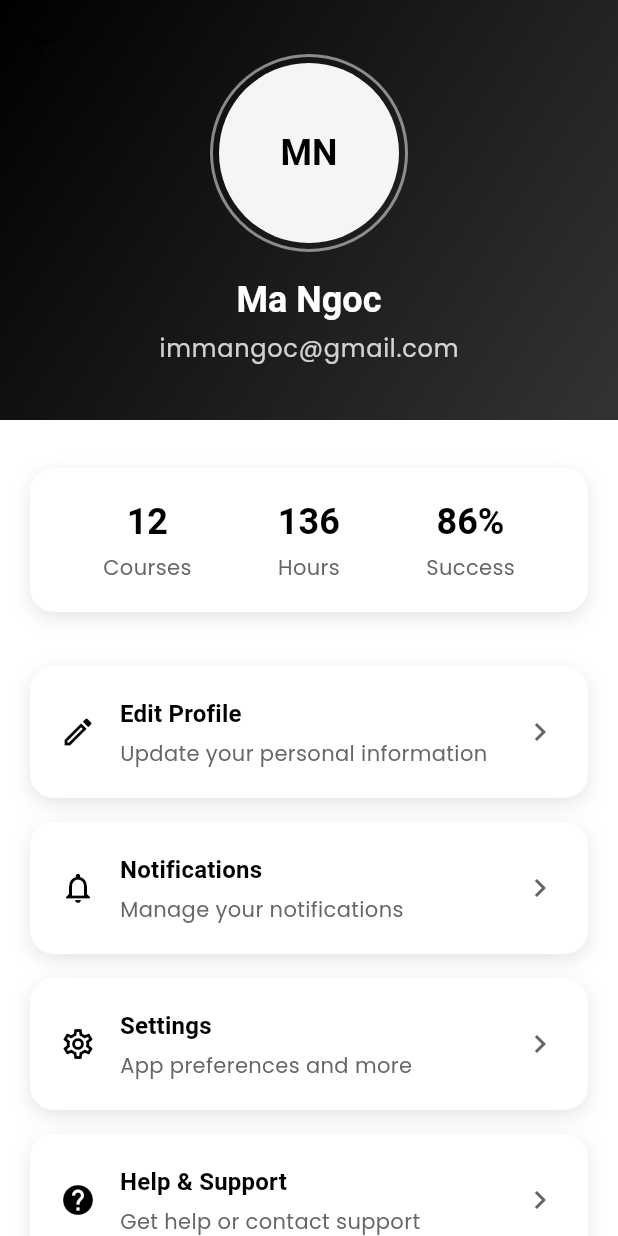
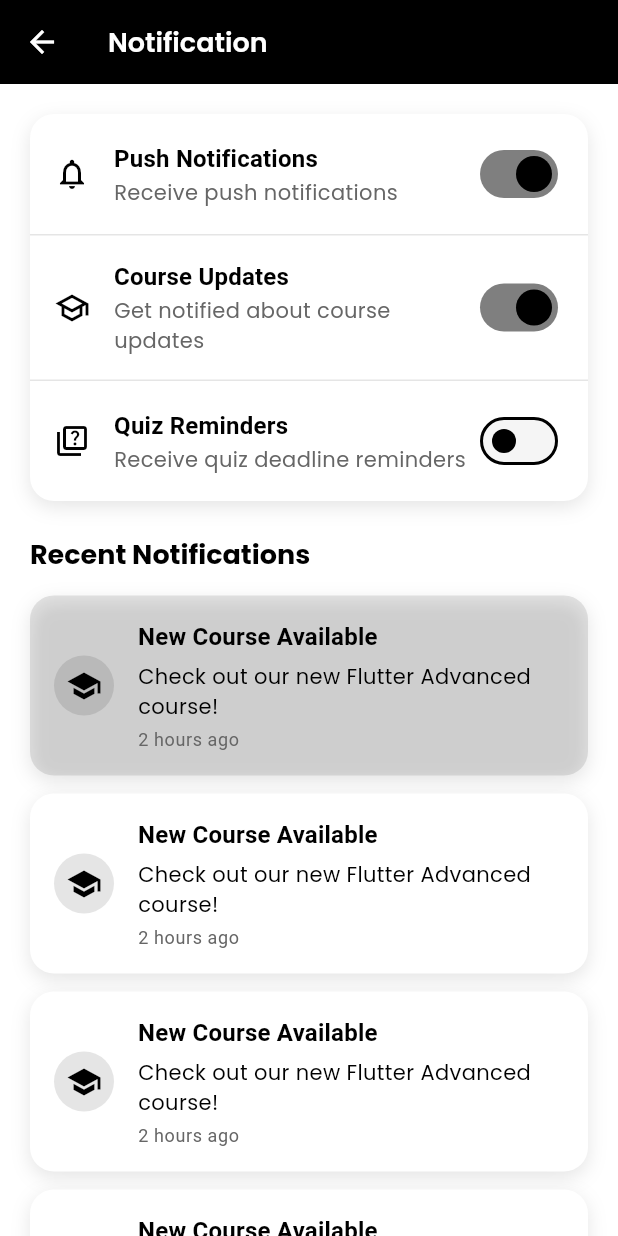
Before and after one commit to immangoc/flutter_elearning_app, a Flutter app: the ProfileScreen screen opened by its route, after a tap on "Notifications", on a phone screen of 412 x 824 dp. Run offline on Flutter 3.47's test engine with Material 3 defaults, Android fonts, the phone set to English and light mode, and no system bars; our stand-ins replace bloc, cached_network_image, chewie, equatable, flutter_bloc, get and 5 more; accounts and stored records are empty; network calls fail.

Commit message:
add notifications screen and related components

```diff
--- a/lib/routes/app_routes.dart
+++ b/lib/routes/app_routes.dart
@@ -12,6 +12,7 @@ import '../view/auth/login_screen.dart';
 import '../view/auth/register_screen.dart';
 import '../view/course/course_detail/course_detail_screen.dart';
 import '../view/course/payment/payment_screen.dart';
+import '../view/notifications/notifications_screen.dart';
 import '../view/profile/profile_screen.dart';
 import '../view/quiz/quiz_attempt/quiz_attempt_screen.dart';
 import '../view/teacher/teacher_home_screen.dart';
@@ -39,7 +40,7 @@ class AppRoutes {
   static const String quizResult = '/quiz/result';
   // Profile
   static const String profile = '/profile';
-
+  static const String notifications = '/notifications';
   // Teacher
   static const String teacherHome = '/teacher/home';
 
@@ -114,6 +115,9 @@ class AppRoutes {
       case profile:
         return MaterialPageRoute(builder: (_) => const ProfileScreen());
 
+      case notifications:
+        return MaterialPageRoute(builder: (_) => const NotificationsScreen());
+
       case payment:
         final args = settings.arguments as Map<String, dynamic>;
         return MaterialPageRoute(
--- a/lib/routes/route_pages.dart
+++ b/lib/routes/route_pages.dart
@@ -19,6 +19,7 @@ import 'package:e_learning/view/splash/splash_screen.dart';
 import '../models/quiz.dart';
 import '../view/auth/register_screen.dart';
 import '../view/course/course_detail/course_detail_screen.dart';
+import '../view/notifications/notifications_screen.dart';
 
 class AppPages {
   static final List<GetPage> pages = [
@@ -81,6 +82,8 @@ class AppPages {
 
     GetPage(name: AppRoutes.profile, page: () => const ProfileScreen()),
 
+    GetPage(name: AppRoutes.notifications, page: () => const NotificationsScreen()),
+
     GetPage(name: AppRoutes.home, page: () => HomeScreen()),
 
     GetPage(name: AppRoutes.teacherHome, page: () => const TeacherHomeScreen()),
--- /dev/null
+++ b/lib/view/notifications/notifications_screen.dart
@@ -0,0 +1,53 @@
+import 'package:e_learning/core/theme/app_color.dart';
+import 'package:e_learning/view/notifications/widgets/notification_settings_section.dart';
+import 'package:e_learning/view/notifications/widgets/notifications_list.dart';
+import 'package:flutter/material.dart';
+import 'package:get/get.dart';
+class NotificationsScreen extends StatelessWidget {
+  const NotificationsScreen({super.key});
+
+  @override
+  Widget build(BuildContext context) {
+    final theme = Theme.of(context);
+    return Scaffold(
+      backgroundColor: AppColors.lightBackground,
+      appBar: AppBar(
+        title: const Text(
+          'Notification',
+          style: TextStyle(color: Colors.white),
+        ),
+        backgroundColor: AppColors.primary,
+        leading: IconButton(
+          onPressed: () => Get.back(),
+          icon: const Icon(Icons.arrow_back, color: Colors.white),
+        ),
+        iconTheme: const IconThemeData(color: Colors.white),
+      ),
+      body: CustomScrollView(
+        physics: const BouncingScrollPhysics(),
+        slivers: [
+          SliverToBoxAdapter(
+            child: Padding(
+              padding: EdgeInsets.all(20),
+              child: Column(
+                crossAxisAlignment: CrossAxisAlignment.start,
+                children: [
+                  const NotificationSettingsSection(),
+                  const SizedBox(height: 24),
+                  Text(
+                    'Recent Notifications',
+                    style: theme.textTheme.titleLarge?.copyWith(
+                      fontWeight: FontWeight.bold,
+                    ),
+                  ),
+                  const SizedBox(height: 16),
+                  const NotificationsList(),
+                ],
+              ),
+            ),
+          ),
+        ],
+      ),
+    );
+  }
+}
--- /dev/null
+++ b/lib/view/notifications/widgets/notification_card.dart
@@ -0,0 +1,71 @@
+import 'package:e_learning/core/theme/app_color.dart';
+import 'package:flutter/material.dart';
+
+class NotificationCard extends StatelessWidget {
+  final String title;
+  final String message;
+  final String time;
+  final IconData icon;
+  final bool isUnread;
+  const NotificationCard({
+    super.key,
+    required this.title,
+    required this.message,
+    required this.time,
+    required this.icon,
+    this.isUnread = false,
+  });
+
+  @override
+  Widget build(BuildContext context) {
+    final theme = Theme.of(context);
+    return Container(
+      margin: const EdgeInsets.only(bottom: 12),
+      decoration: BoxDecoration(
+        color: isUnread ? AppColors.primary.withOpacity(0.1) : AppColors.accent,
+        borderRadius: BorderRadius.circular(16),
+        boxShadow: [
+          BoxShadow(
+            color: AppColors.primary.withOpacity(0.1),
+            blurRadius: 10,
+            offset: const Offset(0, 4),
+          ),
+        ],
+      ),
+      child: Padding(
+        padding: const EdgeInsets.all(16),
+        child: Row(
+          children: [
+            CircleAvatar(
+              backgroundColor: AppColors.primary.withOpacity(0.1),
+              child: Icon(icon, color: AppColors.primary),
+            ),
+            const SizedBox(width: 16),
+            Expanded(
+              child: Column(
+                crossAxisAlignment: CrossAxisAlignment.start,
+                children: [
+                  Text(
+                    title,
+                    style: theme.textTheme.titleMedium?.copyWith(
+                      fontWeight: FontWeight.bold,
+                    ),
+                  ),
+                  const SizedBox(height: 4),
+                  Text(message, style: theme.textTheme.bodyMedium),
+                  const SizedBox(height: 4),
+                  Text(
+                    time,
+                    style: theme.textTheme.bodySmall?.copyWith(
+                      color: AppColors.secondary,
+                    ),
+                  ),
+                ],
+              ),
+            ),
+          ],
+        ),
+      ),
+    );
+  }
+}
--- /dev/null
+++ b/lib/view/notifications/widgets/notification_setting_tile.dart
@@ -0,0 +1,50 @@
+import 'package:e_learning/core/theme/app_color.dart';
+import 'package:flutter/material.dart';
+
+class NotificationSettingTile extends StatelessWidget {
+  final String title;
+  final String subtitle;
+  final IconData icon;
+  final Widget trailing;
+  const NotificationSettingTile({
+    super.key,
+    required this.title,
+    required this.subtitle,
+    required this.icon,
+    required this.trailing,
+  });
+
+  @override
+  Widget build(BuildContext context) {
+    final theme = Theme.of(context);
+    return Padding(
+      padding: const EdgeInsets.all(16),
+      child: Row(
+        children: [
+          Icon(icon, color: AppColors.primary),
+          const SizedBox(width: 16),
+          Expanded(
+            child: Column(
+              crossAxisAlignment: CrossAxisAlignment.start,
+              children: [
+                Text(
+                  title,
+                  style: theme.textTheme.titleMedium?.copyWith(
+                    fontWeight: FontWeight.bold,
+                  ),
+                ),
+                Text(
+                  subtitle,
+                  style: theme.textTheme.bodyMedium?.copyWith(
+                    color: AppColors.secondary,
+                  ),
+                ),
+              ],
+            ),
+          ),
+          trailing,
+        ],
+      ),
+    );
+  }
+}
--- /dev/null
+++ b/lib/view/notifications/widgets/notification_settings_section.dart
@@ -0,0 +1,65 @@
+import 'package:e_learning/core/theme/app_color.dart';
+import 'package:flutter/material.dart';
+
+import 'notification_setting_tile.dart';
+
+class NotificationSettingsSection extends StatelessWidget {
+  const NotificationSettingsSection({super.key});
+
+  @override
+  Widget build(BuildContext context) {
+    return Container(
+      decoration: BoxDecoration(
+        color: AppColors.accent,
+        borderRadius: BorderRadius.circular(16),
+        boxShadow: [
+          BoxShadow(
+            color: AppColors.primary.withOpacity(0.1),
+            blurRadius: 10,
+            offset: const Offset(0, 4),
+          ),
+        ],
+      ),
+      child: Column(
+        children: [
+          NotificationSettingTile(
+            title: 'Push Notifications',
+            subtitle: 'Receive push notifications',
+            icon: Icons.notifications_outlined,
+            trailing: Switch(
+              value: true,
+              onChanged: (value) {},
+              activeColor: AppColors.primary,
+            ),
+          ),
+          _buildDivider(),
+          NotificationSettingTile(
+            title: 'Course Updates',
+            subtitle: 'Get notified about course updates',
+            icon: Icons.school_outlined,
+            trailing: Switch(
+              value: true,
+              onChanged: (value) {},
+              activeColor: AppColors.primary,
+            ),
+          ),
+          _buildDivider(),
+          NotificationSettingTile(
+            title: 'Quiz Reminders',
+            subtitle: 'Receive quiz deadline reminders',
+            icon: Icons.quiz_outlined,
+            trailing: Switch(
+              value: false,
+              onChanged: (value) {},
+              activeColor: AppColors.primary,
+            ),
+          ),
+        ],
+      ),
+    );
+  }
+
+  Widget _buildDivider() {
+    return Divider(color: AppColors.primary.withOpacity(0.1), height: 1);
+  }
+}
--- /dev/null
+++ b/lib/view/notifications/widgets/notifications_list.dart
@@ -0,0 +1,25 @@
+import 'package:flutter/material.dart';
+
+import 'notification_card.dart';
+
+class NotificationsList extends StatelessWidget {
+  const NotificationsList({super.key});
+
+  @override
+  Widget build(BuildContext context) {
+    return ListView.builder(
+      shrinkWrap: true,
+      physics: const NeverScrollableScrollPhysics(),
+      itemCount: 5,
+      itemBuilder: (context, index) {
+        return NotificationCard(
+          title: 'New Course Available',
+          message: 'Check out our new Flutter Advanced course!',
+          time: '2 hours ago',
+          icon: Icons.school,
+          isUnread: index == 0,
+        );
+      },
+    );
+  }
+}
--- a/lib/view/profile/widgets/profile_options.dart
+++ b/lib/view/profile/widgets/profile_options.dart
@@ -21,7 +21,7 @@ class ProfileOptions extends StatelessWidget {
           title: 'Notifications',
           subtitle: 'Manage your notifications',
           icon: Icons.notifications_outlined,
-          onTap: () {},
+          onTap: () => Get.toNamed(AppRoutes.notifications),
         ),
         ProfileOptionCard(
           title: 'Settings',
```
